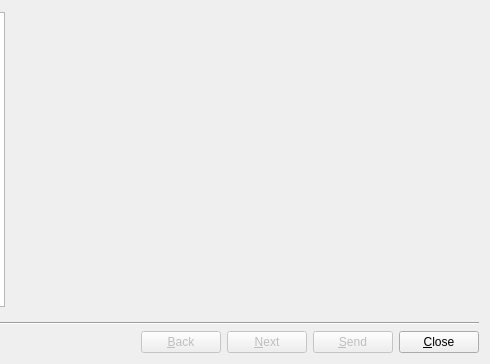
First picture: the form in tools/crashreporter/ui/ErrorReportDialog.ui, repository arx/ArxLibertatis, before the edit; both pictures show x 198 to 688 and y 141 to 505 of the 688 by 505 pixel window.
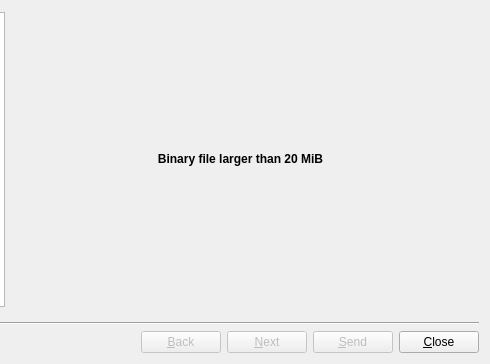
Second picture: the form after the edit. The open tabs and pages were chosen to show the change. Icons and pictures are not drawn.

Commit message: crashreporter: Don't try to display large files

```diff
--- a/tools/crashreporter/ui/ErrorReportDialog.ui
+++ b/tools/crashreporter/ui/ErrorReportDialog.ui
@@ -375,6 +375,26 @@
              </property>
             </layout>
            </widget>
+           <widget class="QWidget" name="pageBinaryLarge">
+            <layout class="QVBoxLayout" name="verticalLayout_16">
+             <property name="spacing">
+              <number>0</number>
+             </property>
+             <property name="margin">
+              <number>0</number>
+             </property>
+             <item>
+               <widget class="QLabel" name="lblBinaryLarge">
+               <property name="text">
+                 <string>&lt;b&gt;Binary file larger than 20 MiB&lt;/b&gt;</string>
+               </property>
+               <property name="alignment">
+                 <set>Qt::AlignCenter</set>
+               </property>
+              </widget>
+             </item>
+            </layout>
+           </widget>
           </widget>
          </item>
         </layout>
```
The commit also changes 1 other file.
